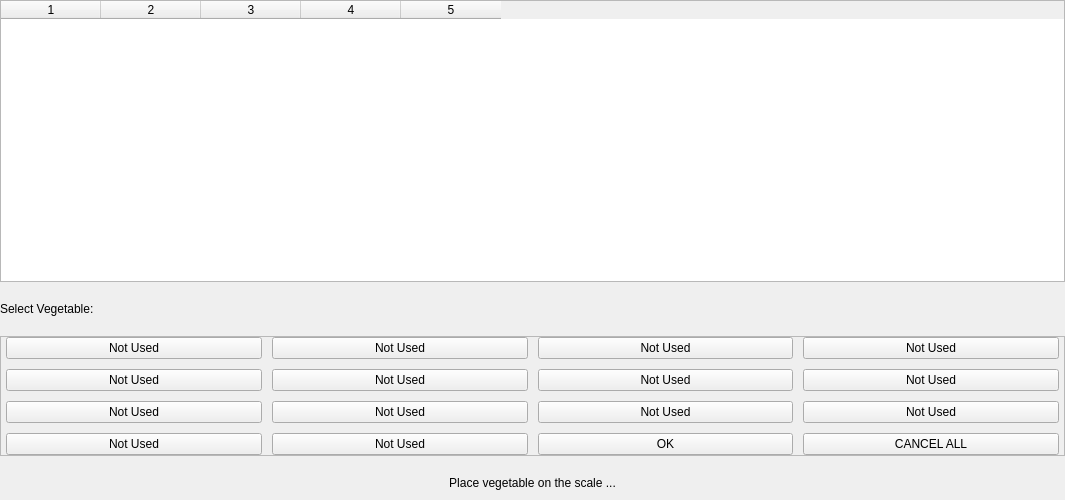
Before: the Qt Designer form Project/ui/vegetable_entry.ui in Selvam-T/POS, drawn with Qt 5.
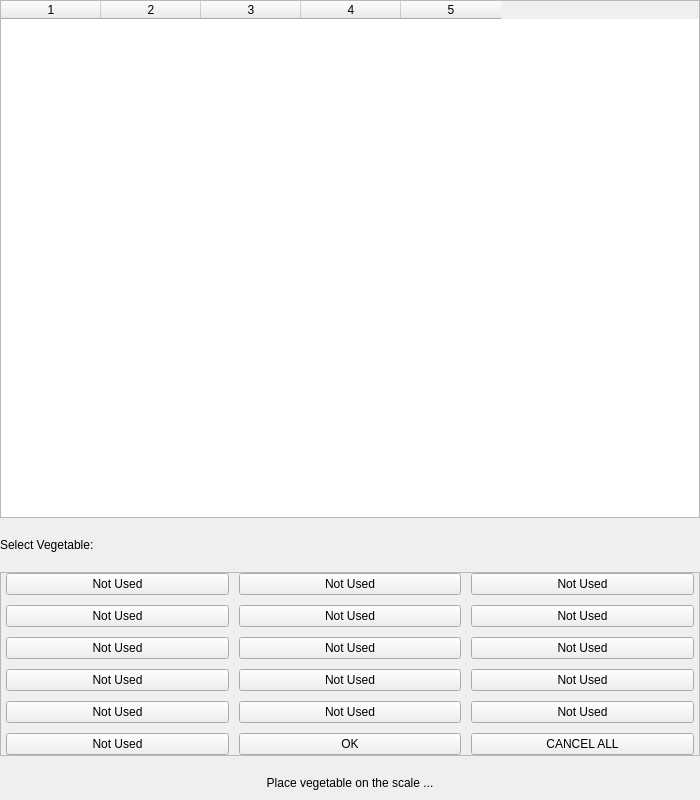
After: the same form once the commit is applied.

Commit message: vegetable_entry added 2 more buttons, and corresponding 2 more slots in vegetable_menu

Diff of the .ui file:
```diff
--- a/Project/ui/vegetable_entry.ui
+++ b/Project/ui/vegetable_entry.ui
@@ -6,10 +6,22 @@
    <rect>
     <x>0</x>
     <y>0</y>
-    <width>1065</width>
-    <height>500</height>
+    <width>700</width>
+    <height>800</height>
    </rect>
   </property>
+  <property name="minimumSize">
+   <size>
+    <width>700</width>
+    <height>600</height>
+   </size>
+  </property>
+  <property name="maximumSize">
+   <size>
+    <width>700</width>
+    <height>800</height>
+   </size>
+  </property>
   <layout class="QVBoxLayout" name="mainVegEntryLayout">
    <property name="spacing">
     <number>10</number>
@@ -28,6 +40,12 @@
    </property>
    <item>
     <widget class="QTableWidget" name="vegEntryTable">
+     <property name="minimumSize">
+      <size>
+       <width>700</width>
+       <height>300</height>
+      </size>
+     </property>
      <property name="editTriggers">
       <set>QAbstractItemView::NoEditTriggers</set>
      </property>
@@ -122,6 +140,13 @@
       <property name="spacing">
        <number>10</number>
       </property>
+      <item row="5" column="2">
+       <widget class="QPushButton" name="btnVegCancel">
+        <property name="text">
+         <string>CANCEL ALL</string>
+        </property>
+       </widget>
+      </item>
       <item row="0" column="0">
        <widget class="QPushButton" name="btnVeg1">
         <property name="text">
@@ -129,6 +154,55 @@
         </property>
        </widget>
       </item>
+      <item row="3" column="0">
+       <widget class="QPushButton" name="btnVeg10">
+        <property name="text">
+         <string>Not Used</string>
+        </property>
+       </widget>
+      </item>
+      <item row="1" column="2">
+       <widget class="QPushButton" name="btnVeg6">
+        <property name="text">
+         <string>Not Used</string>
+        </property>
+       </widget>
+      </item>
+      <item row="1" column="1">
+       <widget class="QPushButton" name="btnVeg5">
+        <property name="text">
+         <string>Not Used</string>
+        </property>
+       </widget>
+      </item>
+      <item row="3" column="2">
+       <widget class="QPushButton" name="btnVeg12">
+        <property name="text">
+         <string>Not Used</string>
+        </property>
+       </widget>
+      </item>
+      <item row="2" column="2">
+       <widget class="QPushButton" name="btnVeg9">
+        <property name="text">
+         <string>Not Used</string>
+        </property>
+       </widget>
+      </item>
+      <item row="1" column="0">
+       <widget class="QPushButton" name="btnVeg4">
+        <property name="text">
+         <string>Not Used</string>
+        </property>
+       </widget>
+      </item>
+      <item row="2" column="0">
+       <widget class="QPushButton" name="btnVeg7">
+        <property name="text">
+         <string>Not Used</string>
+        </property>
+       </widget>
+      </item>
       <item row="0" column="1">
        <widget class="QPushButton" name="btnVeg2">
         <property name="text">
@@ -136,6 +210,27 @@
         </property>
        </widget>
       </item>
+      <item row="5" column="1">
+       <widget class="QPushButton" name="btnVegOk">
+        <property name="text">
+         <string>OK</string>
+        </property>
+       </widget>
+      </item>
+      <item row="3" column="1">
+       <widget class="QPushButton" name="btnVeg11">
+        <property name="text">
+         <string>Not Used</string>
+        </property>
+       </widget>
+      </item>
+      <item row="2" column="1">
+       <widget class="QPushButton" name="btnVeg8">
+        <property name="text">
+         <string>Not Used</string>
+        </property>
+       </widget>
+      </item>
       <item row="0" column="2">
        <widget class="QPushButton" name="btnVeg3">
         <property name="text">
@@ -143,97 +238,34 @@
         </property>
        </widget>
       </item>
-      <item row="0" column="3">
-       <widget class="QPushButton" name="btnVeg4">
+      <item row="5" column="0">
+       <widget class="QPushButton" name="btnVeg16">
         <property name="text">
          <string>Not Used</string>
         </property>
        </widget>
       </item>
-      <item row="1" column="0">
-       <widget class="QPushButton" name="btnVeg5">
-        <property name="text">
-         <string>Not Used</string>
-        </property>
-       </widget>
-      </item>
-      <item row="1" column="1">
-       <widget class="QPushButton" name="btnVeg6">
-        <property name="text">
-         <string>Not Used</string>
-        </property>
-       </widget>
-      </item>
-      <item row="1" column="2">
-       <widget class="QPushButton" name="btnVeg7">
-        <property name="text">
-         <string>Not Used</string>
-        </property>
-       </widget>
-      </item>
-      <item row="1" column="3">
-       <widget class="QPushButton" name="btnVeg8">
-        <property name="text">
-         <string>Not Used</string>
-        </property>
-       </widget>
-      </item>
-      <item row="2" column="0">
-       <widget class="QPushButton" name="btnVeg9">
-        <property name="text">
-         <string>Not Used</string>
-        </property>
-       </widget>
-      </item>
-      <item row="2" column="1">
-       <widget class="QPushButton" name="btnVeg10">
-        <property name="text">
-         <string>Not Used</string>
-        </property>
-       </widget>
-      </item>
-      <item row="2" column="2">
-       <widget class="QPushButton" name="btnVeg11">
-        <property name="text">
-         <string>Not Used</string>
-        </property>
-       </widget>
-      </item>
-      <item row="2" column="3">
-       <widget class="QPushButton" name="btnVeg12">
-        <property name="text">
-         <string>Not Used</string>
-        </property>
-       </widget>
-      </item>
-      <item row="3" column="0">
+      <item row="4" column="0">
        <widget class="QPushButton" name="btnVeg13">
         <property name="text">
          <string>Not Used</string>
         </property>
        </widget>
       </item>
-      <item row="3" column="1">
+      <item row="4" column="2">
+       <widget class="QPushButton" name="btnVeg15">
+        <property name="text">
+         <string>Not Used</string>
+        </property>
+       </widget>
+      </item>
+      <item row="4" column="1">
        <widget class="QPushButton" name="btnVeg14">
         <property name="text">
          <string>Not Used</string>
         </property>
        </widget>
       </item>
-      <item row="3" column="2">
-       <widget class="QPushButton" name="btnVegOk">
-        <property name="text">
-         <string>OK</string>
-        </property>
-       </widget>
-      </item>
-      <item row="3" column="3">
-       <widget class="QPushButton" name="btnVegCancel">
-        <property name="text">
-         <string>CANCEL ALL</string>
-        </property>
-       </widget>
-      </item>
      </layout>
     </widget>
    </item>
```
The commit also changes 9 other files.
